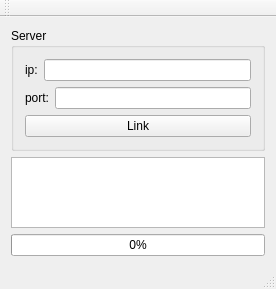
Above: clienttcpwindow.ui from jhgao/ncclient-tcp before the change. Below: the same form after it.
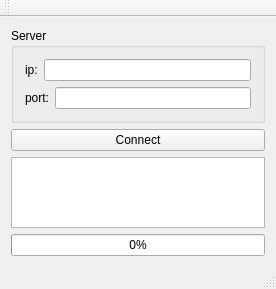
That is the form after the change. Custom widgets are drawn as their Qt base class.

```diff
--- a/clienttcpwindow.ui
+++ b/clienttcpwindow.ui
@@ -49,13 +49,6 @@
          </item>
         </layout>
        </item>
-       <item>
-        <widget class="QPushButton" name="pushButton_linkServer">
-         <property name="text">
-          <string>Link</string>
-         </property>
-        </widget>
-       </item>
       </layout>
      </widget>
     </item>
@@ -69,6 +62,13 @@
       </property>
      </widget>
     </item>
+    <item row="1" column="0">
+     <widget class="QPushButton" name="pushButton_linkServer">
+      <property name="text">
+       <string>Connect</string>
+      </property>
+     </widget>
+    </item>
    </layout>
   </widget>
   <widget class="QMenuBar" name="menuBar">
```
